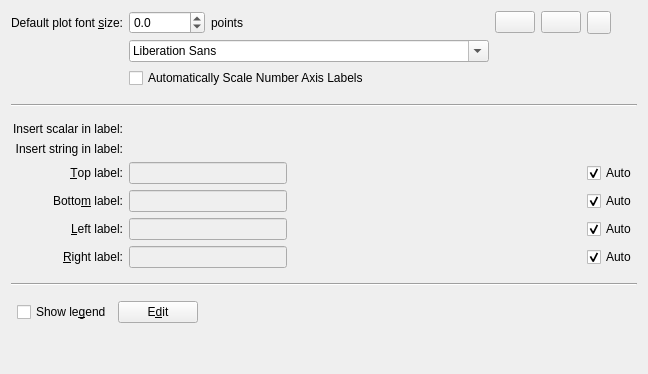
First picture: the form in src/libkstapp/labeltab.ui, repository Kst-plot/kst, before the edit.
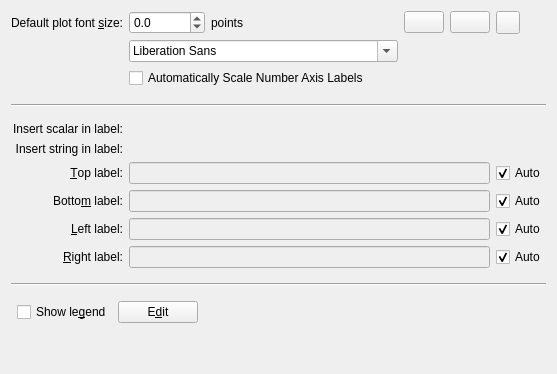
Second picture: the form after the edit. Custom widgets are drawn as their Qt base class.

```diff
--- a/src/libkstapp/labeltab.ui
+++ b/src/libkstapp/labeltab.ui
@@ -6,7 +6,7 @@
    <rect>
     <x>0</x>
     <y>0</y>
-    <width>648</width>
+    <width>557</width>
     <height>374</height>
    </rect>
   </property>
@@ -142,13 +142,6 @@
      </property>
     </widget>
    </item>
-   <item row="6" column="1" colspan="2">
-    <widget class="Kst::LabelLineEdit" name="_topLabelText">
-     <property name="enabled">
-      <bool>false</bool>
-     </property>
-    </widget>
-   </item>
    <item row="6" column="6">
     <widget class="QCheckBox" name="_topLabelAuto">
      <property name="text">
@@ -172,7 +165,7 @@
      </property>
     </widget>
    </item>
-   <item row="7" column="1" colspan="2">
+   <item row="7" column="1" colspan="5">
     <widget class="Kst::LabelLineEdit" name="_bottomLabelText">
      <property name="enabled">
       <bool>false</bool>
@@ -202,7 +195,7 @@
      </property>
     </widget>
    </item>
-   <item row="8" column="1" colspan="2">
+   <item row="8" column="1" colspan="5">
     <widget class="Kst::LabelLineEdit" name="_leftLabelText">
      <property name="enabled">
       <bool>false</bool>
@@ -232,7 +225,7 @@
      </property>
     </widget>
    </item>
-   <item row="9" column="1" colspan="2">
+   <item row="9" column="1" colspan="5">
     <widget class="Kst::LabelLineEdit" name="_rightLabelText">
      <property name="enabled">
       <bool>false</bool>
@@ -338,6 +331,13 @@
      </property>
     </widget>
    </item>
+   <item row="6" column="1" colspan="5">
+    <widget class="Kst::LabelLineEdit" name="_topLabelText">
+     <property name="enabled">
+      <bool>false</bool>
+     </property>
+    </widget>
+   </item>
   </layout>
  </widget>
  <customwidgets>
```
Left out of the diff: 8 changed lines with no effect on the pictures.
